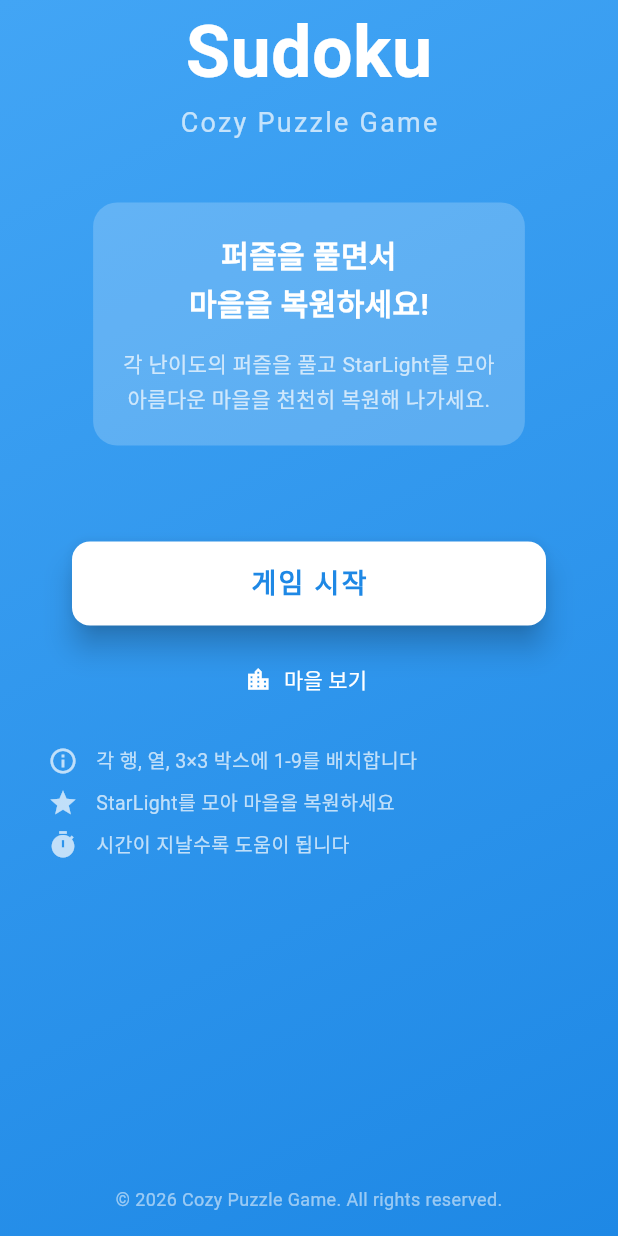
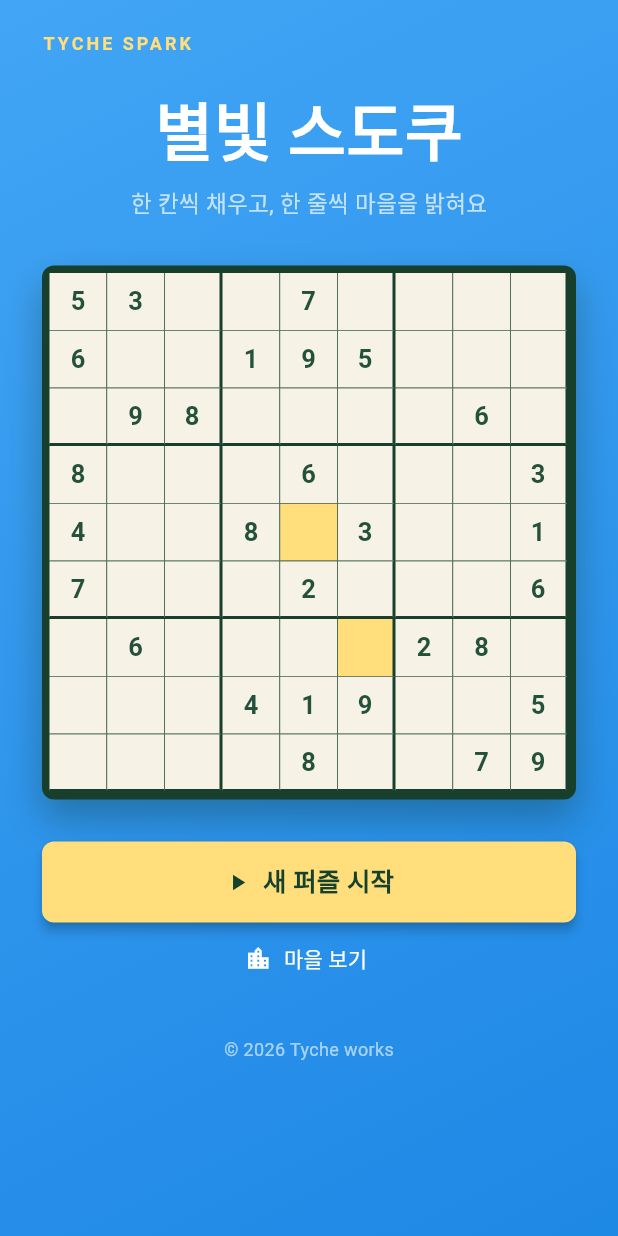
Before and after one commit to softCastella/Starlight-Sudoku, a Flutter app: the screen it shows after launch, on a phone screen of 412 x 824 dp. Run offline on Flutter 3.47's test engine with Material 3 defaults, Android fonts, the phone set to English and light mode, and no system bars; our stand-ins replace flutter_svg, shared_preferences.

Commit message:
feat: prepare public web release

```diff
--- a/lib/presentation/screens/home_screen.dart
+++ b/lib/presentation/screens/home_screen.dart
@@ -24,76 +24,50 @@ class HomeScreen extends StatelessWidget {
           ),
         ),
         child: SafeArea(
+          child: LayoutBuilder(
+            builder: (context, constraints) => SingleChildScrollView(
+              padding: const EdgeInsets.fromLTRB(28, 20, 28, 16),
+              child: ConstrainedBox(
+                constraints: BoxConstraints(minHeight: constraints.maxHeight - 36),
                 child: Column(
-            mainAxisAlignment: MainAxisAlignment.center,
                   children: [
-              // 제목
-              Text(
-                'Sudoku',
+                    const Align(
+                      alignment: Alignment.centerLeft,
+                      child: Text(
+                        'TYCHE SPARK',
                         style: TextStyle(
-                  fontSize: 48,
+                          fontSize: 12,
                           fontWeight: FontWeight.bold,
+                          color: Color(0xFFFFDE7B),
+                          letterSpacing: 2,
+                        ),
+                      ),
+                    ),
+                    const SizedBox(height: 18),
+                    const Text(
+                      '별빛 스도쿠',
+                      style: TextStyle(
+                        fontSize: 42,
+                        fontWeight: FontWeight.w800,
                         color: Colors.white,
                       ),
                     ),
-              Text(
-                'Cozy Puzzle Game',
-                style: TextStyle(
-                  fontSize: 18,
-                  color: Colors.white70,
-                  letterSpacing: 1.5,
+                    const SizedBox(height: 6),
+                    const Text(
+                      '한 칸씩 채우고, 한 줄씩 마을을 밝혀요',
+                      style: TextStyle(fontSize: 15, color: Colors.white70),
                     ),
-              ),
-              SizedBox(height: 40),
-
-              // 게임 설명
-              Container(
-                margin: EdgeInsets.symmetric(horizontal: 32),
-                padding: EdgeInsets.all(20),
-                decoration: BoxDecoration(
-                  color: Colors.white.withValues(alpha: 0.2),
-                  borderRadius: BorderRadius.circular(16),
-                ),
-                child: Column(
-                  children: [
-                    Text(
-                      '퍼즐을 풀면서\n마을을 복원하세요!',
-                      textAlign: TextAlign.center,
-                      style: TextStyle(
-                        fontSize: 20,
-                        fontWeight: FontWeight.w600,
-                        color: Colors.white,
-                        height: 1.5,
-                      ),
-                    ),
-                    SizedBox(height: 12),
-                    Text(
-                      '각 난이도의 퍼즐을 풀고 StarLight를 모아\n아름다운 마을을 천천히 복원해 나가세요.',
-                      textAlign: TextAlign.center,
-                      style: TextStyle(
-                        fontSize: 14,
-                        color: Colors.white70,
-                        height: 1.6,
-                      ),
-                    ),
-                  ],
-                ),
-              ),
-              SizedBox(height: 64),
-
-              // 시작 버튼
-              Padding(
-                padding: EdgeInsets.symmetric(horizontal: 48),
-                child: SizedBox(
+                    const SizedBox(height: 30),
+                    const _SudokuHeroBoard(),
+                    const SizedBox(height: 28),
+                    SizedBox(
                       width: double.infinity,
-                  height: 56,
-                  child: ElevatedButton(
+                      height: 54,
+                      child: ElevatedButton.icon(
                         style: ElevatedButton.styleFrom(
-                      backgroundColor: Colors.white,
-                      shape: RoundedRectangleBorder(
-                        borderRadius: BorderRadius.circular(12),
-                      ),
-                      elevation: 8,
+                          backgroundColor: const Color(0xFFFFDE7B),
+                          foregroundColor: const Color(0xFF16422D),
+                          elevation: 3,
                         ),
                         onPressed: () {
                           Navigator.push(
@@ -103,25 +77,17 @@ class HomeScreen extends StatelessWidget {
                             ),
                           );
                         },
-                    child: Text(
-                      '게임 시작',
-                      style: TextStyle(
-                        fontSize: 18,
-                        fontWeight: FontWeight.bold,
-                        color: Colors.blue[600],
-                        letterSpacing: 1.5,
+                        icon: const Icon(Icons.play_arrow),
+                        label: const Text(
+                          '새 퍼즐 시작',
+                          style: TextStyle(fontSize: 17, fontWeight: FontWeight.bold),
                         ),
                       ),
                     ),
-                ),
-              ),
-              SizedBox(height: 12),
                     Consumer<GameNotifier>(
                       builder: (context, gameNotifier, _) {
                         if (!gameNotifier.hasActiveGame) return const SizedBox.shrink();
-                  return Padding(
-                    padding: const EdgeInsets.only(bottom: 8),
-                    child: TextButton.icon(
+                        return TextButton.icon(
                           onPressed: () {
                             if (gameNotifier.continueGame()) {
                               Navigator.push(
@@ -132,7 +98,6 @@ class HomeScreen extends StatelessWidget {
                           },
                           icon: const Icon(Icons.play_circle_outline, color: Colors.white),
                           label: const Text('이어서 하기', style: TextStyle(color: Colors.white)),
-                    ),
                         );
                       },
                     ),
@@ -146,56 +111,79 @@ class HomeScreen extends StatelessWidget {
                       icon: const Icon(Icons.location_city, color: Colors.white),
                       label: const Text('마을 보기', style: TextStyle(color: Colors.white)),
                     ),
-              SizedBox(height: 20),
-
-              // 하단 정보
-              Padding(
-                padding: EdgeInsets.symmetric(horizontal: 32),
-                child: Column(
-                  children: [
-                    _buildInfoItem(Icons.info_outline, '각 행, 열, 3×3 박스에 1-9를 배치합니다'),
-                    SizedBox(height: 8),
-                    _buildInfoItem(Icons.star, 'StarLight를 모아 마을을 복원하세요'),
-                    SizedBox(height: 8),
-                    _buildInfoItem(Icons.timer, '시간이 지날수록 도움이 됩니다'),
-                  ],
-                ),
-              ),
-              Spacer(),
-
-              // 저작권
-              Padding(
-                padding: EdgeInsets.only(bottom: 16),
-                child: Text(
-                  '© 2026 Cozy Puzzle Game. All rights reserved.',
-                  style: TextStyle(
-                    fontSize: 12,
-                    color: Colors.white54,
-                  ),
-                ),
+                    const SizedBox(height: 28),
+                    const Text(
+                      '© 2026 Tyche works',
+                      style: TextStyle(fontSize: 12, color: Colors.white60),
                     ),
                   ],
                 ),
               ),
             ),
-    );
-  }
-
-  Widget _buildInfoItem(IconData icon, String text) {
-    return Row(
-      children: [
-        Icon(icon, color: Colors.white70, size: 20),
-        SizedBox(width: 12),
-        Expanded(
-          child: Text(
-            text,
-            style: TextStyle(
-              fontSize: 13,
-              color: Colors.white70,
           ),
         ),
       ),
-      ],
     );
   }
 }
+
+class _SudokuHeroBoard extends StatelessWidget {
+  const _SudokuHeroBoard();
+
+  static const _numbers = [
+    5, 3, 0, 0, 7, 0, 0, 0, 0,
+    6, 0, 0, 1, 9, 5, 0, 0, 0,
+    0, 9, 8, 0, 0, 0, 0, 6, 0,
+    8, 0, 0, 0, 6, 0, 0, 0, 3,
+    4, 0, 0, 8, 0, 3, 0, 0, 1,
+    7, 0, 0, 0, 2, 0, 0, 0, 6,
+    0, 6, 0, 0, 0, 0, 2, 8, 0,
+    0, 0, 0, 4, 1, 9, 0, 0, 5,
+    0, 0, 0, 0, 8, 0, 0, 7, 9,
+  ];
+
+  @override
+  Widget build(BuildContext context) {
+    return AspectRatio(
+      aspectRatio: 1,
+      child: Container(
+        padding: const EdgeInsets.all(5),
+        decoration: BoxDecoration(
+          color: const Color(0xFF173F2B),
+          borderRadius: BorderRadius.circular(8),
+          boxShadow: const [BoxShadow(color: Color(0x550E2B1D), blurRadius: 22, offset: Offset(0, 12))],
+        ),
+        child: GridView.builder(
+          physics: const NeverScrollableScrollPhysics(),
+          gridDelegate: const SliverGridDelegateWithFixedCrossAxisCount(crossAxisCount: 9),
+          itemCount: 81,
+          itemBuilder: (context, index) {
+            final row = index ~/ 9;
+            final col = index % 9;
+            final number = _numbers[index];
+            final isGlowCell = index == 40 || index == 59;
+            return Container(
+              decoration: BoxDecoration(
+                color: isGlowCell ? const Color(0xFFFFDE7B) : const Color(0xFFF7F2E6),
+                border: Border(
+                  right: BorderSide(color: const Color(0xFF173F2B), width: col % 3 == 2 ? 2 : 0.5),
+                  bottom: BorderSide(color: const Color(0xFF173F2B), width: row % 3 == 2 ? 2 : 0.5),
+                ),
+              ),
+              child: Center(
+                child: Text(
+                  number == 0 ? '' : '$number',
+                  style: TextStyle(
+                    color: isGlowCell ? const Color(0xFF16422D) : const Color(0xFF24513A),
+                    fontWeight: FontWeight.bold,
+                    fontSize: 17,
+                  ),
+                ),
+              ),
+            );
+          },
+        ),
+      ),
+    );
+  }
+}
--- a/pubspec.yaml
+++ b/pubspec.yaml
@@ -1,5 +1,5 @@
 name: sudoku_game
-description: "A new Flutter project."
+description: "A cozy Sudoku puzzle game where every solved board restores a village."
 # The following line prevents the package from being accidentally published to
 # pub.dev using `flutter pub publish`. This is preferred for private packages.
 publish_to: 'none' # Remove this line if you wish to publish to pub.dev
```
Also changed, not shown: lib/presentation/screens/game_screen.dart (+58 -37 lines), lib/presentation/widgets/timer_widget.dart (+45 -7 lines), assets/images/Spark_Lineup_Logo.png (added), 13 other files. Lines whose indentation alone changed are shown as unchanged.
